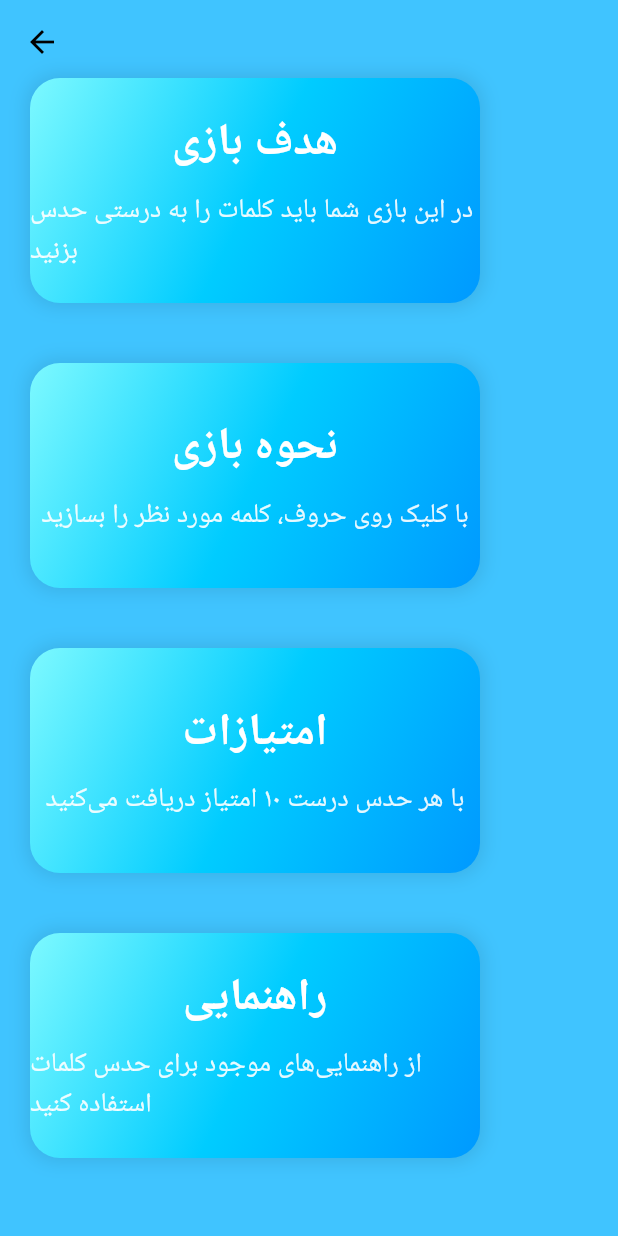
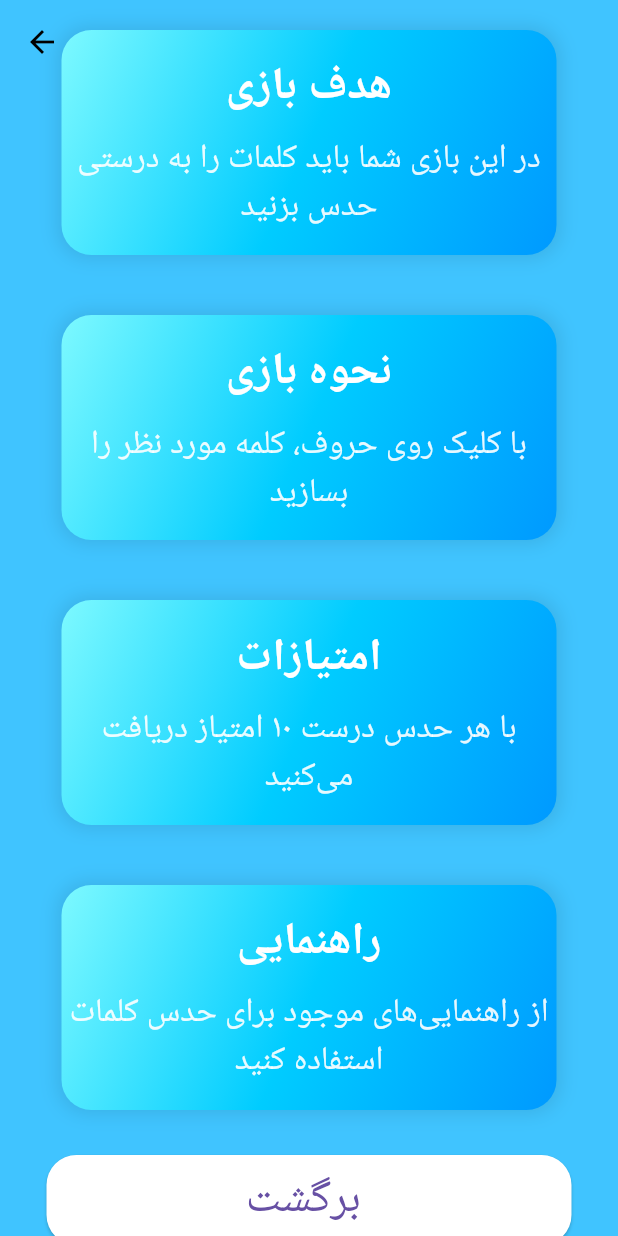
Before and after one commit to MRKalhor/Quizak, a Flutter app: the HelpPage screen opened by its route, on a phone screen of 412 x 824 dp. Run offline on Flutter 3.47's test engine with Material 3 defaults, Android fonts, the phone set to English and light mode, and no system bars.

Commit message:
add azafe kardan clid bargasht be help va bug fix

```diff
--- a/lib/help.dart
+++ b/lib/help.dart
@@ -13,130 +13,38 @@
         elevation: 0,
         foregroundColor: Colors.black,
       ),
-      body: Column(
-        crossAxisAlignment: CrossAxisAlignment.start,
+      body: SizedBox(
+        width: double.infinity,
+        child: Column(
+          crossAxisAlignment: CrossAxisAlignment.center,
           mainAxisAlignment: MainAxisAlignment.center,
           children: [
             _container(
                 "هدف بازی", "در این بازی شما باید کلمات را به درستی حدس بزنید"),
-          _container("نحوه بازی", "با کلیک روی حروف، کلمه مورد نظر را بسازید"),
+            _container(
+                "نحوه بازی", "با کلیک روی حروف، کلمه مورد نظر را بسازید"),
             _container("امتیازات", "با هر حدس درست ۱۰ امتیاز دریافت می‌کنید"),
-          _container(
-              "راهنمایی", "از راهنمایی‌های موجود برای حدس کلمات استفاده کنید"),
-
-          // Container(
-          //   width: double.infinity,
-          //   height: 934,
-          //   color: Colors.lightBlueAccent,
-          //   child: Column(
-          //     children: [
-          //       SizedBox(height: 50),
-          //       Row(
-          //         mainAxisAlignment: MainAxisAlignment.spaceBetween,
-          //         children: [
-          //           Column(
-          //             children: [
-          //               SizedBox(
-          //                 width: 40,
-          //               ),
-          //               Container(
-          //                   // child: Icon(
-          //                   //   Icons.menu,
-          //                   // ),
-          //                   )
-          //             ],
-          //           )
-          //           // Container(
-          //           //   child: GestureDetector(
-          //           //     onTap: () {
-          //           //       Navigator.pushNamed(context, '/home');
-          //           //     },
-          //           //     child: Icon(
-          //           //       Icons.search,
-          //           //     ),
-          //           //   ),
-          //           // ),
-          //         ],
-          //       ),
-          //       SizedBox(
-          //         height: 50,
-          //       ),
-          //       Container(
-          //         decoration: BoxDecoration(
-          //           borderRadius: BorderRadius.circular(20),
-          //           color: Colors.white,
-          //         ),
-          //         width: 400,
-          //         height: 700,
-          //         child: Column(
-          //           children: [
-          //             SizedBox(
-          //               height: 50,
-          //             ),
-          //             ClipRRect(
-          //               borderRadius: BorderRadius.circular(20),
-          //               child: Image.asset(
-          //                 "assets/mansori.jpg",
-          //                 width: 350,
-          //               ),
-          //             ),
-          //             SizedBox(
-          //               height: 50,
-          //             ),
-          //             Text(
-          //               "How You \n     Fell World?",
-          //               style: TextStyle(
-          //                   fontSize: 45, fontWeight: FontWeight.bold),
-          //             ),
-          //             SizedBox(
-          //               height: 50,
-          //             ),
-          //             Text(
-          //               "It looks like a banana. If you feel  \nlike you need a banana in the world, \n you should adopt the banana \n lifestyle",
-          //               style: TextStyle(
-          //                   fontSize: 20, fontWeight: FontWeight.normal),
-          //             ),
-          //             SizedBox(
-          //               height: 50,
-          //             ),
-          //             Center(
-          //                 child: Text(
-          //               "Read More About Us",
-          //               style: TextStyle(color: Colors.cyan),
-          //             )),
-          //             Center(
-          //               child: GestureDetector(
-          //                 child:
-          //                     Icon(Icons.expand_more_sharp, color: Colors.cyan),
-          //                 onTap: () {},
-          //               ),
-          //             )
-          //           ],
-          //         ),
-          //       ),
-          //       SizedBox(height: 50),
-          //       SizedBox(
-          //           height: 60,
-          //           width: 350,
-          //           child: ElevatedButton(
-          //             onPressed: () {
-          //               Navigator.pushNamed(context, '/home');
-          //             },
-          //             style: ButtonStyle(
-          //                 backgroundColor:
-          //                     WidgetStateProperty.all(Colors.white),
-          //                 shape: WidgetStateProperty.all(RoundedRectangleBorder(
-          //                     borderRadius: BorderRadius.circular(20)))),
-          //             child: Text(
-          //               "Back",
-          //               style: TextStyle(
-          //                   fontStyle: FontStyle.italic, fontSize: 20),
-          //             ),
-          //           )),
-          //     ],
-          //   ),
-          // ),
+            _container("راهنمایی",
+                "از راهنمایی‌های موجود برای حدس کلمات استفاده کنید"),
+            SizedBox(height: 10),
+            SizedBox(
+                height: 60,
+                width: 350,
+                child: ElevatedButton(
+                  onPressed: () {
+                    Navigator.pushNamed(context, '/home');
+                  },
+                  style: ButtonStyle(
+                      backgroundColor: WidgetStateProperty.all(Colors.white),
+                      shape: WidgetStateProperty.all(RoundedRectangleBorder(
+                          borderRadius: BorderRadius.circular(20)))),
+                  child: Text(
+                    "برگشت ",
+                    style: TextStyle(fontStyle: FontStyle.normal, fontSize: 30),
+                  ),
+                )),
           ],
+        ),
       ),
     );
   }
@@ -144,9 +52,10 @@
 
 Widget _container(String title, String about) {
   return Container(
-    width: 300,
+    width: 330,
     height: 150,
     margin: const EdgeInsets.all(20),
+    padding: EdgeInsets.all(5),
     decoration: BoxDecoration(
       gradient: const LinearGradient(
         begin: Alignment.topLeft,
@@ -181,9 +90,10 @@
         Text(
           about,
           style: TextStyle(
-            fontSize: 18,
+            fontSize: 22,
             color: Colors.white.withOpacity(0.9),
           ),
+          textAlign: TextAlign.center,
         ),
       ],
     ),
```
Lines whose indentation alone changed are shown as unchanged.
